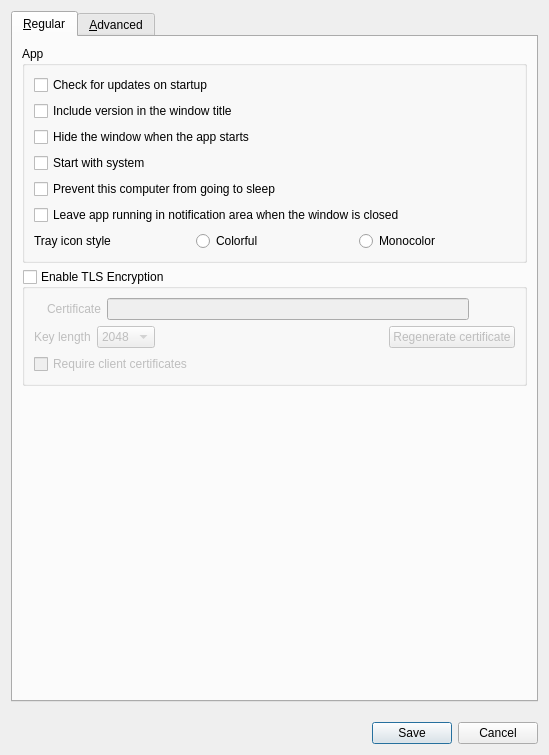
Qt form src/lib/gui/dialogs/SettingsDialog.ui (blacknewnew1989/DeskflowPlus) before a commit.
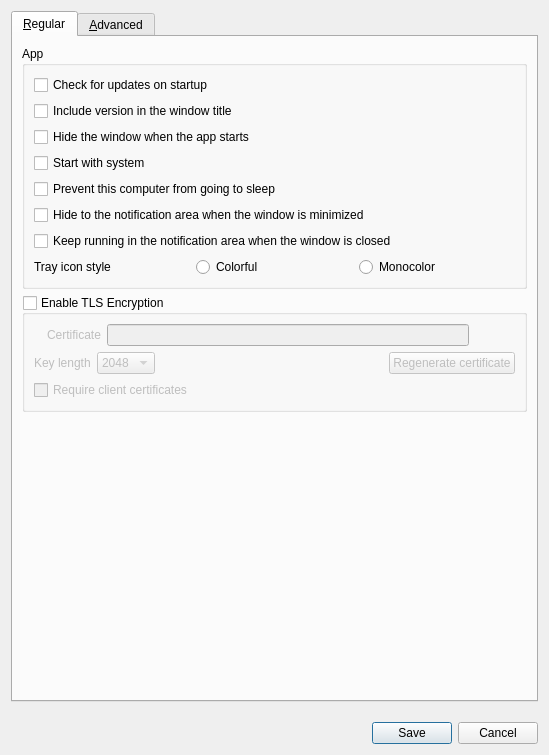
The same form after that commit. Icons and pictures are not drawn.

```diff
--- a/src/lib/gui/dialogs/SettingsDialog.ui
+++ b/src/lib/gui/dialogs/SettingsDialog.ui
@@ -80,10 +80,17 @@
             </property>
            </widget>
           </item>
+          <item>
+           <widget class="QCheckBox" name="cbMinimizeToTray">
+            <property name="text">
+             <string>Hide to the notification area when the window is minimized</string>
+            </property>
+           </widget>
+          </item>
           <item>
            <widget class="QCheckBox" name="cbCloseToTray">
             <property name="text">
-             <string>Leave app running in notification area when the window is closed</string>
+             <string>Keep running in the notification area when the window is closed</string>
             </property>
            </widget>
           </item>
```
